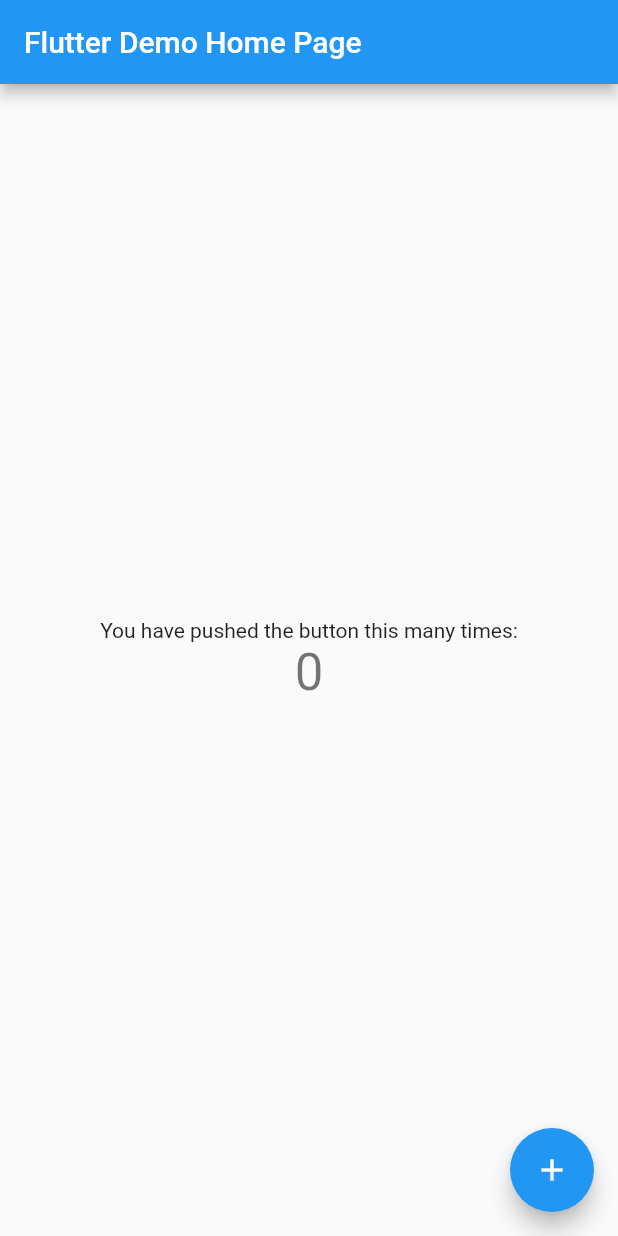
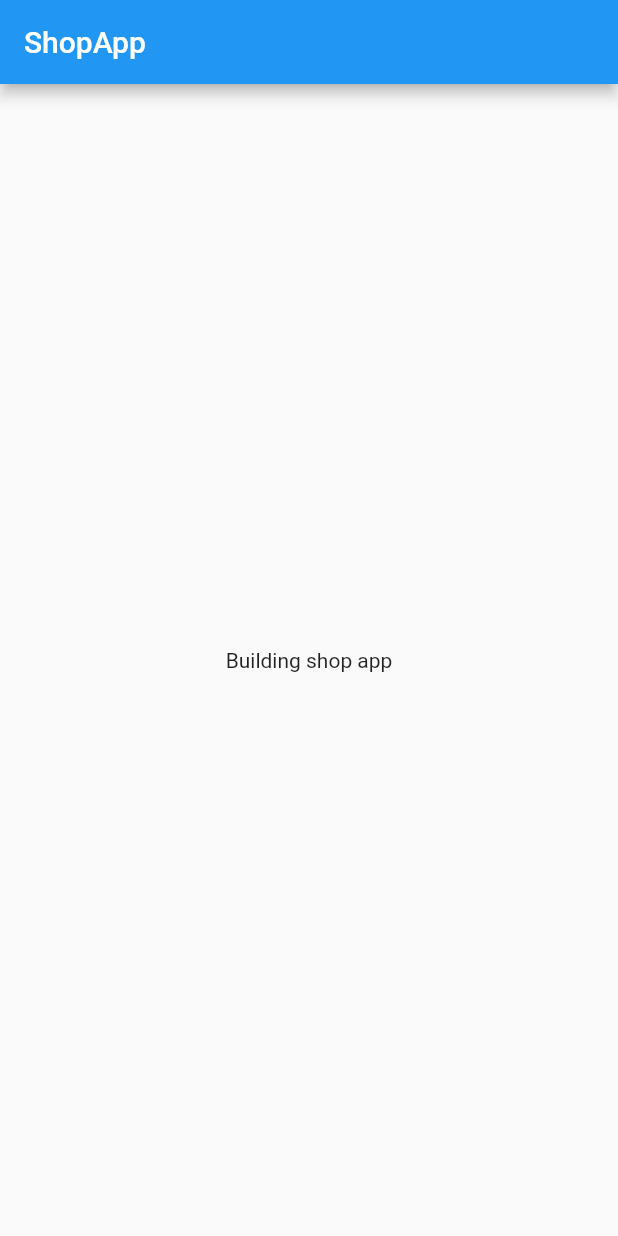
Before and after one commit to ManishVerma16/ShoppingApp, a Flutter app: the screen it shows after launch, on a phone screen of 412 x 824 dp. Run offline on Flutter 3.47's test engine with Material 2 defaults, Android fonts, the phone set to English and light mode, and no system bars.

Commit message:
base main file created

```diff
--- a/lib/main.dart
+++ b/lib/main.dart
@@ -5,113 +5,26 @@ void main() {
 }
 
 class MyApp extends StatelessWidget {
-  // This widget is the root of your application.
   @override
   Widget build(BuildContext context) {
     return MaterialApp(
-      title: 'Flutter Demo',
-      theme: ThemeData(
-        // This is the theme of your application.
-        //
-        // Try running your application with "flutter run". You'll see the
-        // application has a blue toolbar. Then, without quitting the app, try
-        // changing the primarySwatch below to Colors.green and then invoke
-        // "hot reload" (press "r" in the console where you ran "flutter run",
-        // or simply save your changes to "hot reload" in a Flutter IDE).
-        // Notice that the counter didn't reset back to zero; the application
-        // is not restarted.
-        primarySwatch: Colors.blue,
-        // This makes the visual density adapt to the platform that you run
-        // the app on. For desktop platforms, the controls will be smaller and
-        // closer together (more dense) than on mobile platforms.
-        visualDensity: VisualDensity.adaptivePlatformDensity,
-      ),
-      home: MyHomePage(title: 'Flutter Demo Home Page'),
+      title: 'ShopApp',
+      theme: ThemeData(primarySwatch: Colors.blue),
+      home: MyHomePage(),
     );
   }
 }
 
-class MyHomePage extends StatefulWidget {
-  MyHomePage({Key key, this.title}) : super(key: key);
-
-  // This widget is the home page of your application. It is stateful, meaning
-  // that it has a State object (defined below) that contains fields that affect
-  // how it looks.
-
-  // This class is the configuration for the state. It holds the values (in this
-  // case the title) provided by the parent (in this case the App widget) and
-  // used by the build method of the State. Fields in a Widget subclass are
-  // always marked "final".
-
-  final String title;
-
-  @override
-  _MyHomePageState createState() => _MyHomePageState();
-}
-
-class _MyHomePageState extends State<MyHomePage> {
-  int _counter = 0;
-
-  void _incrementCounter() {
-    setState(() {
-      // This call to setState tells the Flutter framework that something has
-      // changed in this State, which causes it to rerun the build method below
-      // so that the display can reflect the updated values. If we changed
-      // _counter without calling setState(), then the build method would not be
-      // called again, and so nothing would appear to happen.
-      _counter++;
-    });
-  }
-
+class MyHomePage extends StatelessWidget {
   @override
   Widget build(BuildContext context) {
-    // This method is rerun every time setState is called, for instance as done
-    // by the _incrementCounter method above.
-    //
-    // The Flutter framework has been optimized to make rerunning build methods
-    // fast, so that you can just rebuild anything that needs updating rather
-    // than having to individually change instances of widgets.
     return Scaffold(
       appBar: AppBar(
-        // Here we take the value from the MyHomePage object that was created by
-        // the App.build method, and use it to set our appbar title.
-        title: Text(widget.title),
+        title: Text('ShopApp'),
       ),
       body: Center(
-        // Center is a layout widget. It takes a single child and positions it
-        // in the middle of the parent.
-        child: Column(
-          // Column is also a layout widget. It takes a list of children and
-          // arranges them vertically. By default, it sizes itself to fit its
-          // children horizontally, and tries to be as tall as its parent.
-          //
-          // Invoke "debug painting" (press "p" in the console, choose the
-          // "Toggle Debug Paint" action from the Flutter Inspector in Android
-          // Studio, or the "Toggle Debug Paint" command in Visual Studio Code)
-          // to see the wireframe for each widget.
-          //
-          // Column has various properties to control how it sizes itself and
-          // how it positions its children. Here we use mainAxisAlignment to
-          // center the children vertically; the main axis here is the vertical
-          // axis because Columns are vertical (the cross axis would be
-          // horizontal).
-          mainAxisAlignment: MainAxisAlignment.center,
-          children: <Widget>[
-            Text(
-              'You have pushed the button this many times:',
-            ),
-            Text(
-              '$_counter',
-              style: Theme.of(context).textTheme.headline4,
-            ),
-          ],
-        ),
+        child: Text('Building shop app'),
       ),
-      floatingActionButton: FloatingActionButton(
-        onPressed: _incrementCounter,
-        tooltip: 'Increment',
-        child: Icon(Icons.add),
-      ), // This trailing comma makes auto-formatting nicer for build methods.
     );
   }
 }
```
